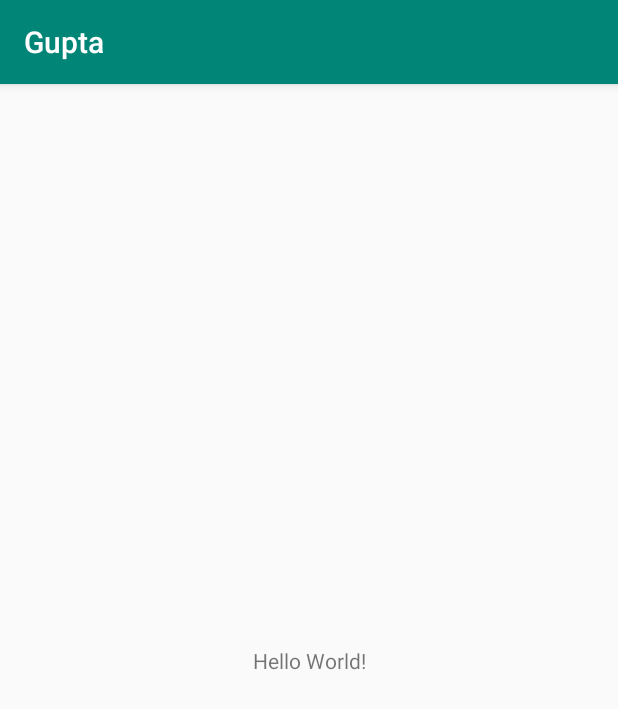
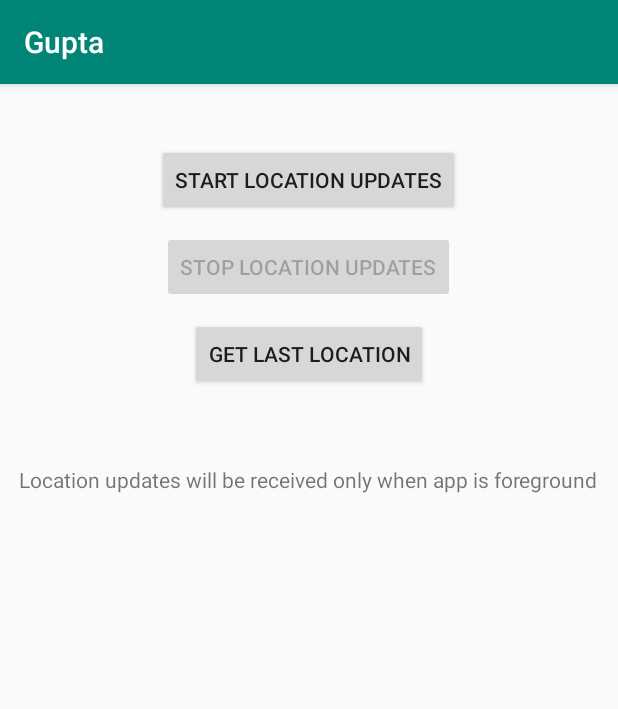
Before and after one commit to Ryanhustler420/LocationManager-Android, an Android app: the screen it shows after launch (MainActivity), on a phone screen of 412 x 824 dp. Shown: the top 709 px of the screen. Run offline under Robolectric (Android 15) with nearby library versions, the phone set to English and light mode, and no system bars; our stand-ins replace ButterKnife.

Commit message:
Put Some Member Variables and  Initialize Them

```diff
--- a/app/app/src/main/java/com/example/guptagaurav/MainActivity.java
+++ b/app/app/src/main/java/com/example/guptagaurav/MainActivity.java
@@ -1,13 +1,105 @@
 package com.example.guptagaurav;
 
+import android.location.Location;
 import android.support.v7.app.AppCompatActivity;
 import android.os.Bundle;
+import android.widget.Button;
+import android.widget.TextView;
+
+import com.google.android.gms.location.FusedLocationProviderClient;
+import com.google.android.gms.location.LocationAvailability;
+import com.google.android.gms.location.LocationCallback;
+import com.google.android.gms.location.LocationRequest;
+import com.google.android.gms.location.LocationResult;
+import com.google.android.gms.location.LocationServices;
+import com.google.android.gms.location.LocationSettingsRequest;
+import com.google.android.gms.location.SettingsClient;
+
+import java.text.DateFormat;
+import java.util.Date;
+
+import butterknife.BindView;
+import butterknife.ButterKnife;
 
 public class MainActivity extends AppCompatActivity {
+
+    private static final String TAG = MainActivity.class.getSimpleName();
+
+    @BindView(R.id.location_result)
+    TextView txtLocationResult;
+
+    @BindView(R.id.updated_on)
+    TextView txtUpdatedOn;
+
+    @BindView(R.id.btn_start_location_updates)
+    Button btnStartUpdates;
+
+    @BindView(R.id.btn_stop_location_updates)
+    Button btnStopUpdates;
+
+    // location last update time
+    private String mLastUpdateTime;
+
+    // location updates interval - 10sec
+    private static final long UPDATE_INTERVAL_IN_MILLISECONDS = 10000;
+
+    // fastest updates interval - 5sec
+    // location updates will be received if another app is requesting the locations
+    // than our app can handle
+    private static final long FASTEST_UPDATE_INTERVAL_IN_MILLISECONDS = 5000;
+
+    private static final int REQUEST_CHECK_SETTINGS = 100;
+
+    // few location related apis which we will use here for better search
+    private FusedLocationProviderClient mFusedLocationClient;
+    private SettingsClient mSettingsClient;
+    private LocationRequest mLocationRequest;
+    private LocationSettingsRequest mLocationSettingsRequest;
+    private LocationCallback mLocationCallback;
+    private Location mCurrentLocation;
+
+
+    // boolean flag to toggle the ui
+    private Boolean mRequestingLocationUpdates;
 
     @Override
     protected void onCreate(Bundle savedInstanceState) {
         super.onCreate(savedInstanceState);
         setContentView(R.layout.activity_main);
+
+        // binding current view with this class
+        ButterKnife.bind(this);
+
+        // initialize the necessary libraries
+        init();
+
+        // restore the values from saved instance state
+        restoreValuesFromBundle(savedInstanceState);
+
+    }
+
+    private void init() {
+        mFusedLocationClient = LocationServices.getFusedLocationProviderClient(this);
+        mSettingsClient = LocationServices.getSettingsClient(this);
+
+        mLocationCallback = new LocationCallback() {
+            @Override
+            public void onLocationResult(LocationResult locationResult) {
+                super.onLocationResult(locationResult);
+                //  location is received
+                mCurrentLocation = locationResult.getLastLocation();
+                mLastUpdateTime = DateFormat.getTimeInstance().format(new Date());
+
+                // we'll update the UI here
+            }
+
+            @Override
+            public void onLocationAvailability(LocationAvailability locationAvailability) {
+                super.onLocationAvailability(locationAvailability);
+            }
+        };
+    }
+
+    private void restoreValuesFromBundle(Bundle savedInstanceState) {
     }
 }
--- a/app/app/src/main/res/layout/activity_main.xml
+++ b/app/app/src/main/res/layout/activity_main.xml
@@ -1,18 +1,54 @@
 <?xml version="1.0" encoding="utf-8"?>
-<android.support.constraint.ConstraintLayout xmlns:android="http://schemas.android.com/apk/res/android"
-    xmlns:app="http://schemas.android.com/apk/res-auto"
+<LinearLayout xmlns:android="http://schemas.android.com/apk/res/android"
     xmlns:tools="http://schemas.android.com/tools"
     android:layout_width="match_parent"
     android:layout_height="match_parent"
+    android:orientation="vertical"
+    android:gravity="center_horizontal"
     tools:context=".MainActivity">
+
+    <Button
+        android:id="@+id/btn_start_location_updates"
+        android:layout_width="wrap_content"
+        android:layout_height="wrap_content"
+        android:layout_marginTop="40dp"
+        android:text="@string/start_updates" />
+
+    <Button
+        android:id="@+id/btn_stop_location_updates"
+        android:layout_width="wrap_content"
+        android:layout_height="wrap_content"
+        android:layout_marginTop="10dp"
+        android:enabled="false"
+        android:text="@string/stop_updates" />
+
+    <Button
+        android:id="@+id/btn_get_last_location"
+        android:layout_width="wrap_content"
+        android:layout_height="wrap_content"
+        android:layout_marginTop="10dp"
+        android:text="@string/get_last_location" />
 
     <TextView
         android:layout_width="wrap_content"
         android:layout_height="wrap_content"
-        android:text="Hello World!"
-        app:layout_constraintBottom_toBottomOf="parent"
-        app:layout_constraintLeft_toLeftOf="parent"
-        app:layout_constraintRight_toRightOf="parent"
-        app:layout_constraintTop_toTopOf="parent" />
+        android:layout_marginTop="50dp"
+        android:gravity="center_horizontal"
+        android:text="Location updates will be received only when app is foreground" />
 
-</android.support.constraint.ConstraintLayout>
+    <TextView
+        android:id="@+id/location_result"
+        android:layout_width="wrap_content"
+        android:layout_height="wrap_content"
+        android:layout_marginTop="20dp"
+        android:textColor="#333"
+        android:textSize="18sp" />
+
+    <TextView
+        android:id="@+id/updated_on"
+        android:layout_width="wrap_content"
+        android:layout_height="wrap_content"
+        android:layout_marginTop="30dp"
+        android:textSize="14sp" />
+
+</LinearLayout>
```
